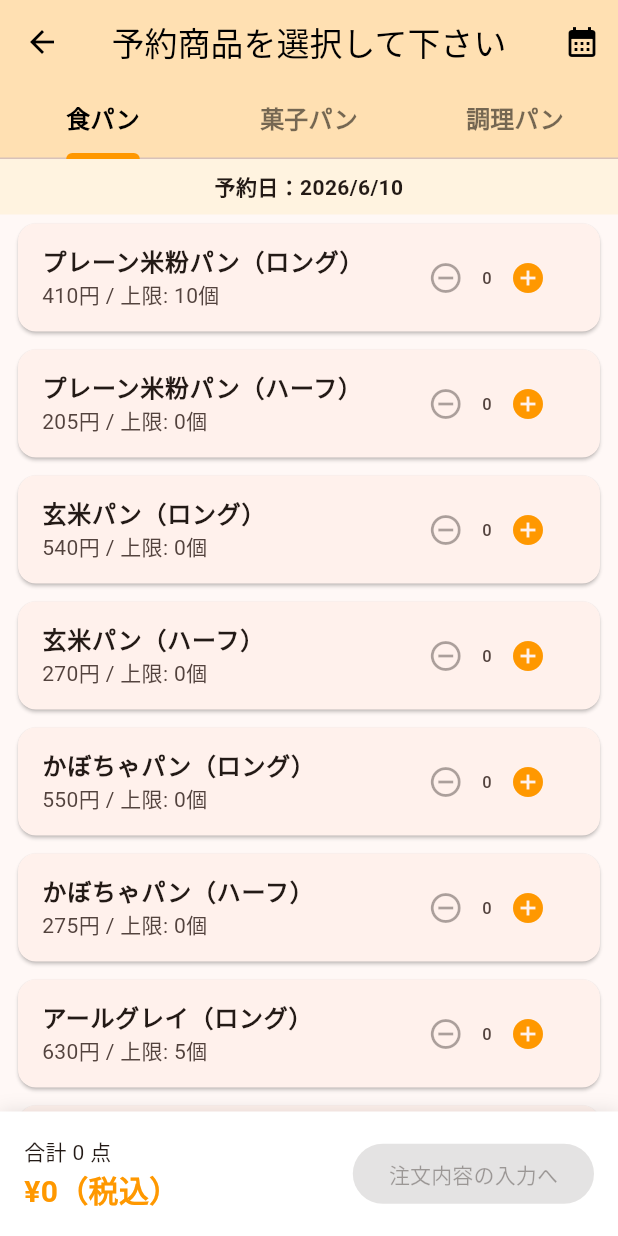
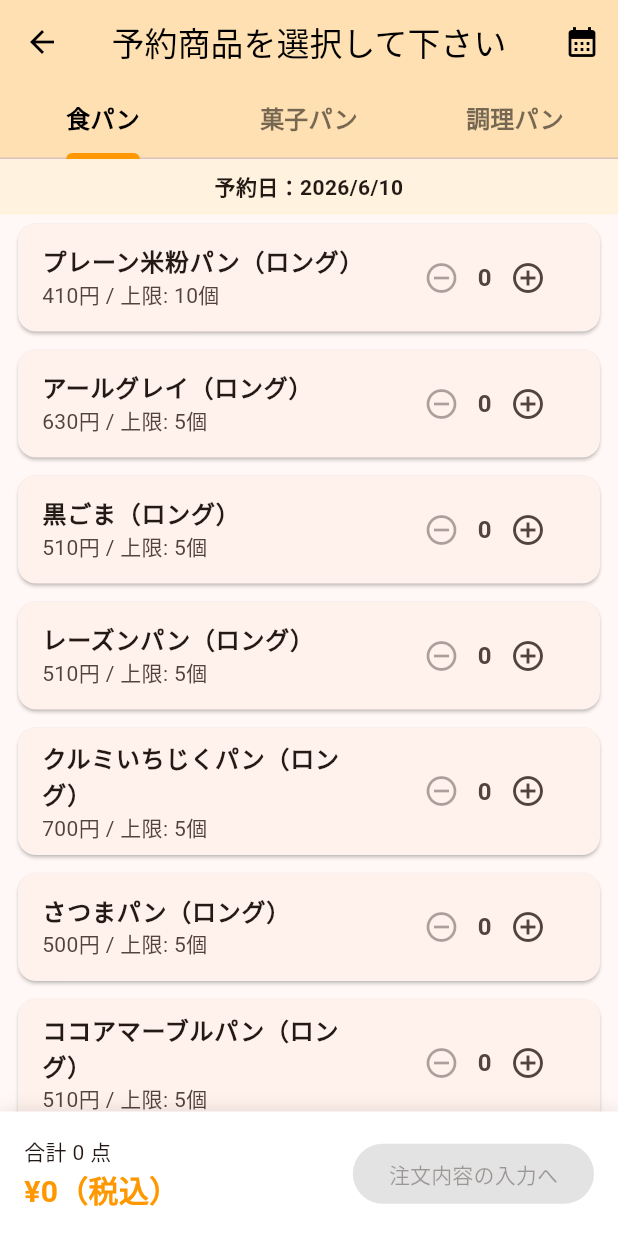
Before and after one commit to comehiro2012/comehiro-app, a Flutter app: the ProductSelectPage screen opened directly with empty values, on a phone screen of 412 x 824 dp. Run offline on Flutter 3.47's test engine with Material 3 defaults, Android fonts, the phone set to English and light mode, and no system bars; our stand-ins replace cloud_firestore, firebase_core, shared_preferences; accounts and stored records are empty.

Commit message:
受注管理画面のエラー修正完了（食パンテーブル

```diff
--- a/lib/product_data.dart
+++ b/lib/product_data.dart
@@ -483,14 +483,6 @@ final List<Map<String, dynamic>> allProducts = [
     'allergies': ['豚肉'],
   },
   {
-    'name': '玉露あんぱん',
-    'price': 195,
-    'category': '菓子パン',
-    'limit_weekday': 9,
-    'limit_weekend': 9,
-    'allergies': ['豚肉'],
-  },
-  {
     'name': 'レモンあんぱん',
     'price': 185,
     'category': '菓子パン',
--- a/lib/product_select_page.dart
+++ b/lib/product_select_page.dart
@@ -209,6 +209,21 @@ class _ProductSelectPageState extends State<ProductSelectPage> {
         final int count = orderCount[name] ?? 0;
         final int limit = getCustomerLimit(item, _selectedDate);
 
+        // --- 💡 ここから追加 ---
+        // 1. カレンダーで選択された日付（_selectedDate）が平日の月〜金（1〜5）かどうかを判定します
+        final bool isWeekday =
+            _selectedDate.weekday >= DateTime.monday &&
+            _selectedDate.weekday <= DateTime.friday;
+
+        // 2. 現在のデータの「平日上限数（limit_weekday）」を取得します（安全のためにデフォルトを0に設定）
+        final int limitWeekday = item['limit_weekday'] ?? 0;
+
+        // 3. 平日、かつ平日上限数が0（ハーフサイズなど）であれば、画面に表示しない（空っぽの要素を返す）
+        if (isWeekday && limitWeekday == 0) {
+          return const SizedBox.shrink(); // 高さをゼロにしてスペースも詰めちゃいます
+        }
+        // --- 💡 ここまで追加 ---
+
         // --- 1. ルール撤廃にともない、一律1個から注文可能に修正 ---
         const int minOrder = 1;
 
@@ -231,22 +246,22 @@ class _ProductSelectPageState extends State<ProductSelectPage> {
                       : () => setState(() {
                           // マイナスを押した時はシンプルに1ずつ減らすロジックに修正
                           orderCount[name] = count - 1;
+                        }), // 👈 ここから下が途切れていた部分の補完です
+                ),
+                Text(
+                  '$count',
+                  style: const TextStyle(
+                    fontSize: 16,
+                    fontWeight: FontWeight.bold,
+                  ),
+                ),
+                IconButton(
+                  icon: const Icon(Icons.add_circle_outline),
+                  onPressed: count >= limit
+                      ? null
+                      : () => setState(() {
+                          orderCount[name] = count == 0 ? minOrder : count + 1;
                         }),
-                ),
-                Text('$count'),
-                IconButton(
-                  icon: const Icon(Icons.add_circle, color: Colors.orange),
-                  onPressed: count < limit
-                      ? () => setState(() {
-                          // プラスを押した時はシンプルに1ずつ増やすロジックに修正
-                          orderCount[name] = count + 1;
-                        })
-                      : () {
-                          ScaffoldMessenger.of(context).hideCurrentSnackBar();
-                          ScaffoldMessenger.of(context).showSnackBar(
-                            SnackBar(content: Text('$nameは上限$limit個までです')),
-                          );
-                        },
                 ),
               ],
             ),
--- a/lib/user_info_page.dart
+++ b/lib/user_info_page.dart
@@ -164,8 +164,10 @@ class _UserInfoPageState extends State<UserInfoPage> {
           children: [
             TextField(
               controller: _nameController,
+              keyboardType: TextInputType.text,
               decoration: const InputDecoration(
-                labelText: 'お名前',
+                labelText: 'お名前（苗字のみ、ニックネーム可）',
+                hintText: '例：コメヒロ、コメコちゃん',
                 icon: Icon(Icons.person),
               ),
             ),
```
Also changed, not shown: lib/first_page.dart (+0 -10 lines), 1 other file.
